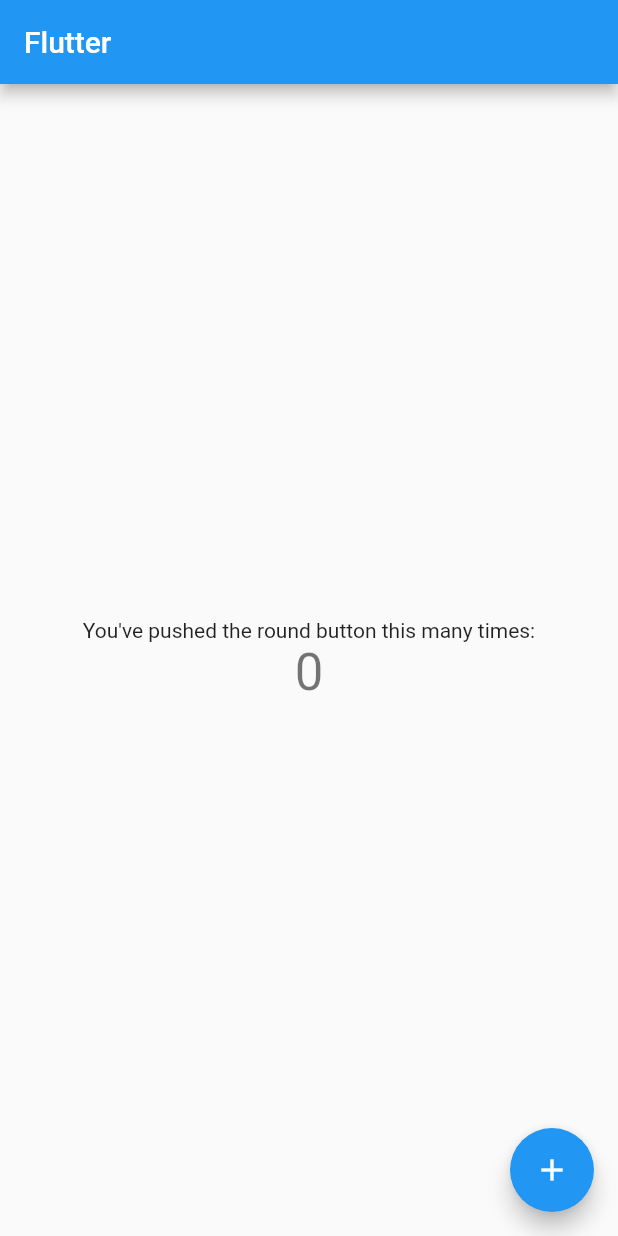
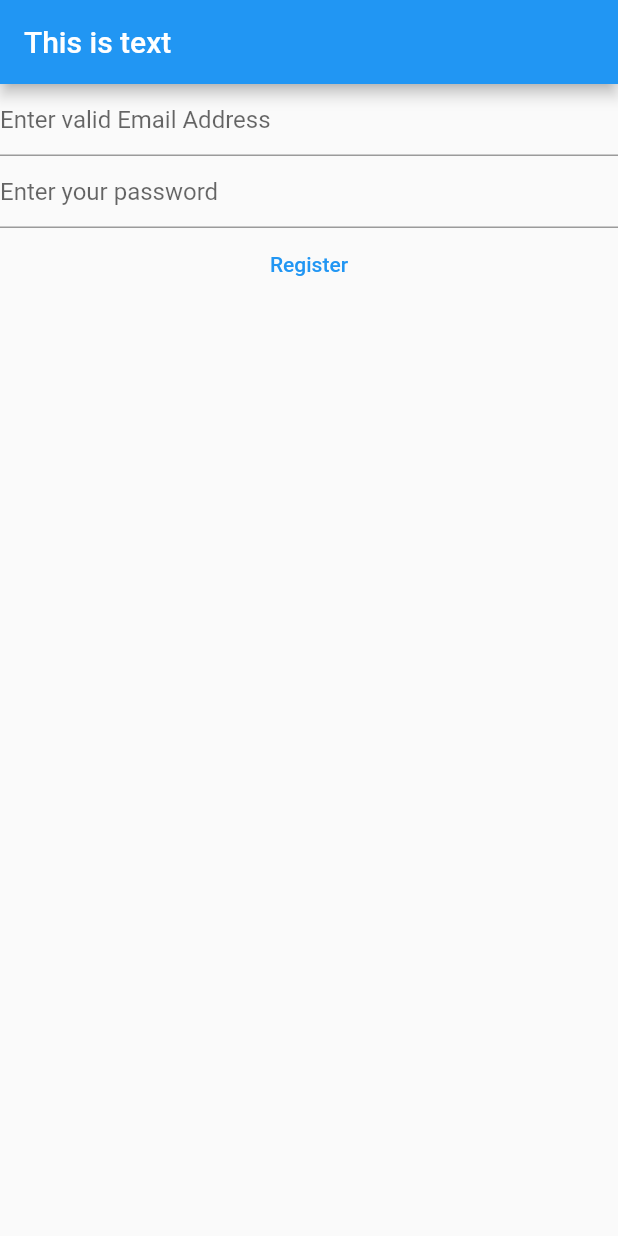
Before and after one commit to dimahali/mynotes, a Flutter app: the screen it shows after launch, on a phone screen of 412 x 824 dp. Run offline on Flutter 3.47's test engine with Material 2 defaults, Android fonts, the phone set to English and light mode, and no system bars; our stand-ins replace firebase_auth, firebase_core; accounts and stored records are empty.

Commit message:
register basic

```diff
--- a/lib/main.dart
+++ b/lib/main.dart
@@ -1,57 +1,93 @@
+import 'package:firebase_core/firebase_core.dart';
 import 'package:flutter/material.dart';
+import 'package:firebase_auth/firebase_auth.dart';
+import 'firebase_options.dart';
 
 void main() {
+  WidgetsFlutterBinding.ensureInitialized();
   runApp(MaterialApp(
     title: 'Flutter Demo',
     theme: ThemeData(
       primarySwatch: Colors.blue,
     ),
-    home: const MyHomePage(title: 'Flutter'),
+    home: const HomePage(),
   ));
 }
 
-class MyHomePage extends StatefulWidget {
-  const MyHomePage({Key? key, required this.title}) : super(key: key);
-
-  final String title;
+class HomePage extends StatefulWidget {
+  const HomePage({super.key});
 
   @override
-  State<MyHomePage> createState() => _MyHomePageState();
+  State<HomePage> createState() => _HomePageState();
 }
 
-class _MyHomePageState extends State<MyHomePage> {
-  int _counter = 0;
+class _HomePageState extends State<HomePage> {
+  late final TextEditingController _email;
+  late final TextEditingController _password;
 
-  void _incrementCounter() {
-    setState(() {
-      _counter++;
-    });
+  @override
+  void initState() {
+    _email = TextEditingController();
+    _password = TextEditingController();
+    super.initState();
+  }
+
+  @override
+  void dispose() {
+    _email.dispose();
+    _password.dispose();
+    super.dispose();
   }
 
   @override
   Widget build(BuildContext context) {
     return Scaffold(
       appBar: AppBar(
-        title: Text(widget.title),
+        title: const Text("This is text"),
       ),
-      body: Center(
-        child: Column(
-          mainAxisAlignment: MainAxisAlignment.center,
-          children: <Widget>[
-            const Text(
-              "You've pushed the round button this many times:",
-            ),
-            Text(
-              '$_counter',
-              style: Theme.of(context).textTheme.headline4,
-            ),
-          ],
+      body: FutureBuilder(
+        future: Firebase.initializeApp(
+          options: DefaultFirebaseOptions.currentPlatform,
         ),
-      ),
-      floatingActionButton: FloatingActionButton(
-        onPressed: _incrementCounter,
-        tooltip: 'Increment',
-        child: const Icon(Icons.add),
+        builder: (context, snapshot) {
+          switch (snapshot.connectionState) {
+            case ConnectionState.done:
+              return Column(
+                children: [
+                  TextField(
+                    controller: _email,
+                    enableSuggestions: false,
+                    autocorrect: false,
+                    keyboardType: TextInputType.emailAddress,
+                    decoration: const InputDecoration(
+                        hintText: 'Enter valid Email Address'),
+                  ),
+                  TextField(
+                    controller: _password,
+                    obscureText: true,
+                    enableSuggestions: false,
+                    autocorrect: false,
+                    decoration:
+                        const InputDecoration(hintText: 'Enter your password'),
+                  ),
+                  TextButton(
+                    onPressed: () async {
+                      final email = _email.text;
+                      final password = _password.text;
+
+                      final userCredentials = await FirebaseAuth.instance
+                          .createUserWithEmailAndPassword(
+                              email: email, password: password);
+                      print(userCredentials);
+                    },
+                    child: const Text("Register"),
+                  ),
+                ],
+              );
+            default:
+              return const Text('Connecting please wait...');
+          }
+        },
       ),
     );
   }
```
